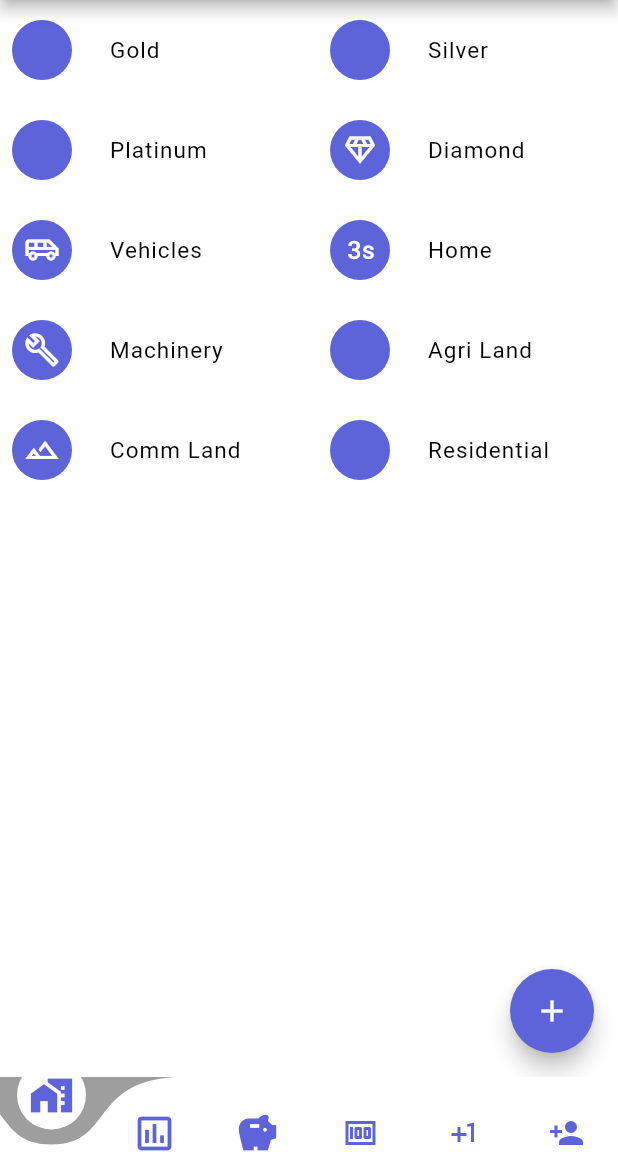
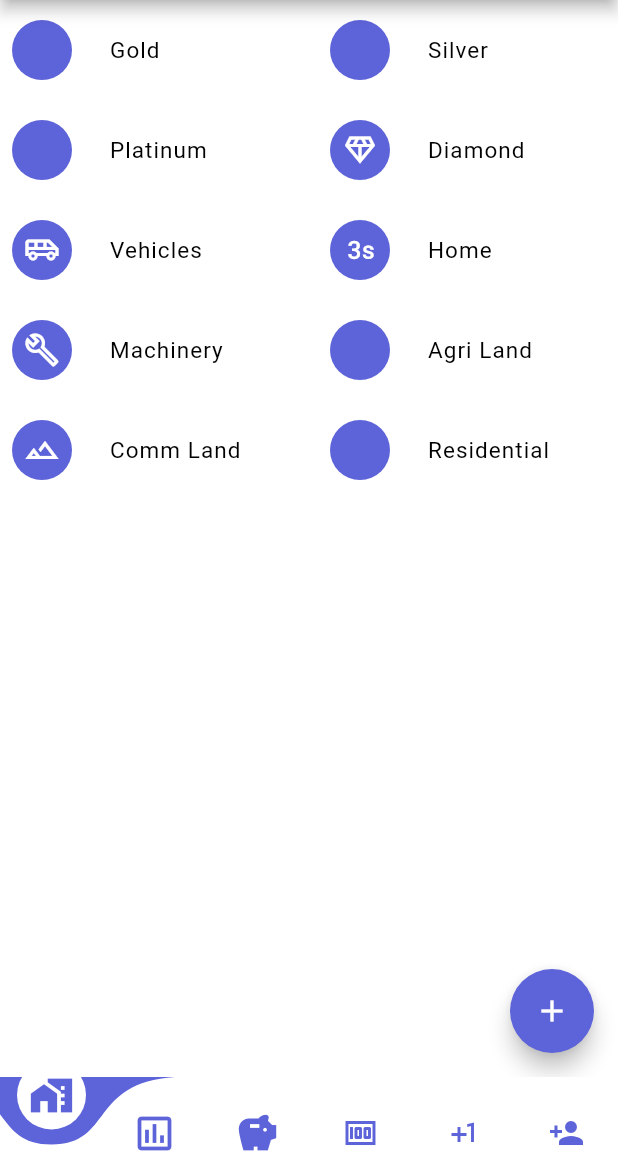
Before and after one commit to thirvusoft/money-manager, a Flutter app: the MainScreen screen opened directly, on a phone screen of 412 x 824 dp, the part 84-1236 px from its top. Run offline on Flutter 3.47's test engine with Material 2 defaults, Android fonts, the phone set to English and light mode, and no system bars; drawn by our look-alikes of curved_navigation_bar; our stand-ins replace animated_text_kit, flutter_login, google_fonts, shared_preferences, simple_animations; accounts and stored records are empty.

```diff
--- a/lib/views/screens/Categories/Asset.dart
+++ b/lib/views/screens/Categories/Asset.dart
@@ -32,7 +32,7 @@ class _customAssetState extends State<customAsset> {
       body: GridView.builder(
           gridDelegate: SliverGridDelegateWithFixedCrossAxisCount(
               crossAxisCount: 2, childAspectRatio: 3, crossAxisSpacing: 12),
-          itemCount: _textEditingController!.text.isNotEmpty
+          itemCount: _textEditingController.text.isNotEmpty
               ? icon_nameOnSearch.length
               : icon_name.length,
           itemBuilder: (context, index) {
--- a/lib/views/screens/Categories/Expense.dart
+++ b/lib/views/screens/Categories/Expense.dart
@@ -31,7 +31,7 @@ class _customExpenseState extends State<customExpense> {
       body: GridView.builder(
           gridDelegate: SliverGridDelegateWithFixedCrossAxisCount(
               crossAxisCount: 2, childAspectRatio: 3, crossAxisSpacing: 12),
-          itemCount: _textEditingController!.text.isNotEmpty
+          itemCount: _textEditingController.text.isNotEmpty
               ? icon_nameOnSearch.length
               : icon_name.length,
           itemBuilder: (context, index) {
--- a/lib/views/screens/Categories/Income.dart
+++ b/lib/views/screens/Categories/Income.dart
@@ -31,7 +31,7 @@ class _customIncomeState extends State<customIncome> {
       body: GridView.builder(
           gridDelegate: SliverGridDelegateWithFixedCrossAxisCount(
               crossAxisCount: 2, childAspectRatio: 3, crossAxisSpacing: 12),
-          itemCount: _textEditingController!.text.isNotEmpty
+          itemCount: _textEditingController.text.isNotEmpty
               ? icon_nameOnSearch.length
               : icon_name.length,
           itemBuilder: (context, index) {
--- a/lib/views/screens/Categories/Others.dart
+++ b/lib/views/screens/Categories/Others.dart
@@ -31,7 +31,7 @@ class _customOthersState extends State<customOthers> {
       body: GridView.builder(
           gridDelegate: SliverGridDelegateWithFixedCrossAxisCount(
               crossAxisCount: 2, childAspectRatio: 3, crossAxisSpacing: 12),
-          itemCount: _textEditingController!.text.isNotEmpty
+          itemCount: _textEditingController.text.isNotEmpty
               ? icon_nameOnSearch.length
               : icon_name.length,
           itemBuilder: (context, index) {
--- a/lib/views/screens/Categories/liability.dart
+++ b/lib/views/screens/Categories/liability.dart
@@ -31,7 +31,7 @@ class _customLiabilityState extends State<customLiability> {
       body: GridView.builder(
           gridDelegate: SliverGridDelegateWithFixedCrossAxisCount(
               crossAxisCount: 2, childAspectRatio: 3, crossAxisSpacing: 12),
-          itemCount: _textEditingController!.text.isNotEmpty
+          itemCount: _textEditingController.text.isNotEmpty
               ? icon_nameOnSearch.length
               : icon_name.length,
           itemBuilder: (context, index) {
--- a/lib/views/screens/Homescreen/expensesSearch.dart
+++ b/lib/views/screens/Homescreen/expensesSearch.dart
@@ -80,7 +80,7 @@ class _expenseSearchState extends State<expenseSearch> {
         body: GridView.builder(
             gridDelegate: SliverGridDelegateWithFixedCrossAxisCount(
                 crossAxisCount: 2, childAspectRatio: 3, crossAxisSpacing: 12),
-            itemCount: _textEditingController!.text.isNotEmpty
+            itemCount: _textEditingController.text.isNotEmpty
                 ? icon_nameOnSearch.length
                 : icon_name.length,
             itemBuilder: (context, index) {
@@ -104,7 +104,7 @@ class _expenseSearchState extends State<expenseSearch> {
                       width: 25,
                     ),
                     Text(
-                        _textEditingController!.text.isNotEmpty
+                        _textEditingController.text.isNotEmpty
                             ? icon_nameOnSearch[index][0]
                             : icon_name[index][0],
                         style: TextStyle(
--- a/lib/views/screens/Homescreen/incomeSearch.dart
+++ b/lib/views/screens/Homescreen/incomeSearch.dart
@@ -67,7 +67,7 @@ class _incomeSearchState extends State<incomeSearch> {
         body: GridView.builder(
             gridDelegate: SliverGridDelegateWithFixedCrossAxisCount(
                 crossAxisCount: 2, childAspectRatio: 3, crossAxisSpacing: 12),
-            itemCount: _textEditingController!.text.isNotEmpty
+            itemCount: _textEditingController.text.isNotEmpty
                 ? icon_nameOnSearch.length
                 : icon_name.length,
             itemBuilder: (context, index) {
@@ -91,7 +91,7 @@ class _incomeSearchState extends State<incomeSearch> {
                       width: 25,
                     ),
                     Text(
-                        _textEditingController!.text.isNotEmpty
+                        _textEditingController.text.isNotEmpty
                             ? icon_nameOnSearch[index][0]
                             : icon_name[index][0],
                         style: TextStyle(
--- a/lib/views/screens/Homescreen/liabilitySearch.dart
+++ b/lib/views/screens/Homescreen/liabilitySearch.dart
@@ -60,7 +60,7 @@ class _liabilitySearchState extends State<liabilitySearch> {
         body: GridView.builder(
             gridDelegate: SliverGridDelegateWithFixedCrossAxisCount(
                 crossAxisCount: 2, childAspectRatio: 3, crossAxisSpacing: 12),
-            itemCount: _textEditingController!.text.isNotEmpty
+            itemCount: _textEditingController.text.isNotEmpty
                 ? icon_nameOnSearch.length
                 : icon_name.length,
             itemBuilder: (context, index) {
@@ -84,7 +84,7 @@ class _liabilitySearchState extends State<liabilitySearch> {
                       width: 25,
                     ),
                     Text(
-                        _textEditingController!.text.isNotEmpty
+                        _textEditingController.text.isNotEmpty
                             ? icon_nameOnSearch[index][0]
                             : icon_name[index][0],
                         style: TextStyle(
--- a/lib/views/screens/Homescreen/othersSearch.dart
+++ b/lib/views/screens/Homescreen/othersSearch.dart
@@ -61,7 +61,7 @@ class _othersSearchState extends State<othersSearch> {
         body: GridView.builder(
             gridDelegate: SliverGridDelegateWithFixedCrossAxisCount(
                 crossAxisCount: 2, childAspectRatio: 3, crossAxisSpacing: 12),
-            itemCount: _textEditingController!.text.isNotEmpty
+            itemCount: _textEditingController.text.isNotEmpty
                 ? icon_nameOnSearch.length
                 : icon_name.length,
             itemBuilder: (context, index) {
@@ -85,7 +85,7 @@ class _othersSearchState extends State<othersSearch> {
                       width: 25,
                     ),
                     Text(
-                        _textEditingController!.text.isNotEmpty
+                        _textEditingController.text.isNotEmpty
                             ? icon_nameOnSearch[index][0]
                             : icon_name[index][0],
                         style: TextStyle(
--- a/lib/views/screens/Homescreen/search.dart
+++ b/lib/views/screens/Homescreen/search.dart
@@ -11,6 +11,18 @@ class searchbar extends StatefulWidget {
 }
 
 class _searchbarState extends State<searchbar> {
+  bool _loading = true;
+
+  @override
+  void initState() {
+    super.initState();
+    Future.delayed(Duration(seconds: 1), () {
+      setState(() {
+        _loading = false;
+      });
+    });
+  }
+
   TextEditingController _textEditingController = TextEditingController();
   List icon_nameOnSearch = [];
   List icon_name = [
@@ -68,7 +80,7 @@ class _searchbarState extends State<searchbar> {
         body: GridView.builder(
             gridDelegate: SliverGridDelegateWithFixedCrossAxisCount(
                 crossAxisCount: 2, childAspectRatio: 3, crossAxisSpacing: 12),
-            itemCount: _textEditingController!.text.isNotEmpty
+            itemCount: _textEditingController.text.isNotEmpty
                 ? icon_nameOnSearch.length
                 : icon_name.length,
             itemBuilder: (context, index) {
@@ -92,7 +104,7 @@ class _searchbarState extends State<searchbar> {
                       width: 25,
                     ),
                     Text(
-                        _textEditingController!.text.isNotEmpty
+                        _textEditingController.text.isNotEmpty
                             ? icon_nameOnSearch[index][0]
                             : icon_name[index][0],
                         style: TextStyle(
@@ -105,7 +117,6 @@ class _searchbarState extends State<searchbar> {
             }),
         floatingActionButtonLocation: FloatingActionButtonLocation.endFloat,
         floatingActionButton: FloatingActionButton(
-            // isExtended: true,
             child: Icon(
               Icons.add,
               semanticLabel: 'Customise icon',
@@ -172,9 +183,7 @@ void _show(BuildContext ctx) {
                   "Submit",
                   style: TextStyle(color: Colors.white),
                 ),
-                onPressed: () {
-                  // submit();
-                })
+                onPressed: () {})
           ]),
     ),
   );
--- a/lib/views/screens/loginScreen.dart
+++ b/lib/views/screens/loginScreen.dart
@@ -226,8 +226,9 @@ class _login_pageState extends State<login_page> {
       print('email');
 
       var response = await http.post(Uri.parse(
-          "http://192.168.24.34:8000/api/method/money_management_backend.custom.py.api.login?email=${email}&password=${password}"));
+          "http://192.168.24.101:8000/api/method/money_management_backend.custom.py.api.login?email=${email}&password=${password}"));
 
+      print(response);
       if (response.statusCode == 200) {
         Navigator.push(
           context,
@@ -243,9 +244,6 @@ class _login_pageState extends State<login_page> {
           backgroundColor: Colors.red,
         ));
       }
-    } else {
-      ScaffoldMessenger.of(context)
-          .showSnackBar(SnackBar(content: Text("No empty")));
     }
   }
 }
--- a/lib/views/screens/splash_screen.dart
+++ b/lib/views/screens/splash_screen.dart
@@ -28,7 +28,6 @@ const colorizeTextStyle = TextStyle(
 class _splash_screenState extends State<splash_screen> {
   @override
   void initState() {
-    // TODO: implement initState
     super.initState();
     _navigatetohome();
   }
--- a/lib/widgets/BottomNavigation.dart
+++ b/lib/widgets/BottomNavigation.dart
@@ -25,18 +25,17 @@ class _MainScreenState extends State<MainScreen> {
     ProfilePage(),
   ]; // listing of all 3 pages index wise
   final bgcolor = [
-    Colors.grey,
-    Colors.grey,
-    Colors.grey,
-    Colors.grey,
-    Colors.grey,
-    Colors.grey,
-  ]; // changing color as per active index value
+    Color.fromARGB(255, 93, 99, 216),
+    Color.fromARGB(255, 93, 99, 216),
+    Color.fromARGB(255, 93, 99, 216),
+    Color.fromARGB(255, 93, 99, 216),
+    Color.fromARGB(255, 93, 99, 216),
+    Color.fromARGB(255, 93, 99, 216),
+  ];
   @override
   Widget build(BuildContext context) {
     return Scaffold(
-      body: _pageOptions[
-          selectedpage], // initial value is 0 so HomePage will be shown linearToEaseOut
+      body: _pageOptions[selectedpage],
       bottomNavigationBar: CurvedNavigationBar(
         height: 50,
         buttonBackgroundColor: Colors.white,
@@ -48,21 +47,18 @@ class _MainScreenState extends State<MainScreen> {
             Icons.home_work,
             size: 30,
             semanticLabel: 'Asset',
-
-            // color: Colors.black,
             color: Color.fromARGB(255, 93, 99, 216),
           ),
           Icon(
-            Icons.assessment_outlined, semanticLabel: 'Liability',
+            Icons.assessment_outlined,
+            semanticLabel: 'Liability',
             size: 30,
-            // color: Colors.black,
             color: Color.fromARGB(255, 93, 99, 216),
           ),
           Icon(
             Icons.savings,
             semanticLabel: 'Income',
             size: 30,
-            // color: Colors.black,
             color: Color.fromARGB(255, 93, 99, 216),
           ),
           Icon(
@@ -82,93 +78,10 @@ class _MainScreenState extends State<MainScreen> {
         ],
         onTap: (index) {
           setState(() {
-            selectedpage =
-                index; // changing selected page as per bar index selected by the user
+            selectedpage = index;
           });
         },
       ),
     );
   }
 }
-
-
-
-
-
-// import 'package:flutter/material.dart';
-// import 'package:money_manager/views/screens/profile.dart';
-// import '../views/screens/Homescreen/expensesSearch.dart';
-// import '../views/screens/Homescreen/incomeSearch.dart';
-// import '../views/screens/Homescreen/liabilitySearch.dart';
-// import '../views/screens/Homescreen/othersSearch.dart';
-// import '../views/screens/Homescreen/search.dart';
-
-// class MainScreen extends StatefulWidget {
-//   @override
-//   _MainScreenState createState() => _MainScreenState();
-// }
-
-// class _MainScreenState extends State<MainScreen> {
-//   int _selectedIndex = 0;
-//   List<Widget> _widgetOptions = <Widget>[
-//     searchbar(),
-//     liabilitySearch(),
-//     expenseSearch(),
-//     incomeSearch(),
-//     othersSearch(),
-//     ProfilePageDesign(),
-//   ];
-//   @override
-//   Widget build(BuildContext context) {
-//     return Scaffold(
-//       bottomNavigationBar: BottomNavigationBar(
-//         currentIndex: _selectedIndex,
-//         showSelectedLabels: false,
-//         showUnselectedLabels: false,
-//         items: const [
-//           BottomNavigationBarItem(
-//             icon: Icon(
-//               Icons.home_work,
-//               color: Color.fromARGB(255, 93, 99, 216),
-//             ),
-//             label: 'Asset',
-//           ),
-//           BottomNavigationBarItem(
-//             icon: Icon(
-//               Icons.assessment_outlined,
-//               color: Color.fromARGB(255, 93, 99, 216),
-//             ),
-//             label: 'Liability',
-//           ),
-//           BottomNavigationBarItem(
-//             icon: Icon(
-//               Icons.savings,
-//               color: Color.fromARGB(255, 93, 99, 216),
-//             ),
-//             label: 'Expense',
-//           ),
-//           BottomNavigationBarItem(
-//             icon: Icon(Icons.money, color: Color.fromARGB(255, 93, 99, 216)),
-//             label: 'Income',
-//           ),
-//           BottomNavigationBarItem(
-//             icon: Icon(Icons.plus_one_outlined,
-//                 color: Color.fromARGB(255, 93, 99, 216)),
-//             label: 'Others',
-//           ),
-//           BottomNavigationBarItem(
-//             icon:
-//                 Icon(Icons.person_add, color: Color.fromARGB(255, 93, 99, 216)),
-//             label: 'Profile',
-//           ),
-//         ],
-//         onTap: (index) {
-//           setState(() {
-//             _selectedIndex = index;
-//           });
-//         },
-//       ),
-//       body: _widgetOptions.elementAt(_selectedIndex),
-//     );
-//   }
-// }
```
Also changed, not shown: lib/views/screens/forgetpasswordscreen.dart (+10 -0 lines), 16 other files.
